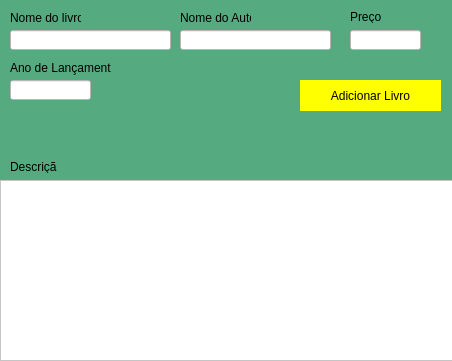
The window that arquivos_ui/TelaAddLivro.ui (programming-island/Biblioteca2.0) describes before a commit, drawn with Qt 5.
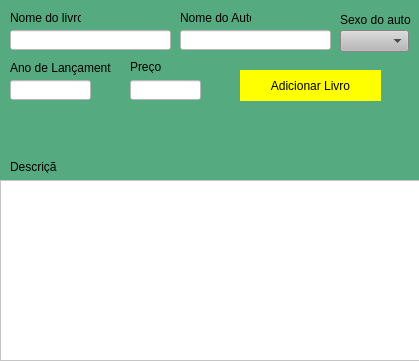
The same window after the commit. Icons and pictures are not drawn.

Commit message: Pagina de add livro e pesquisa

```diff
--- a/arquivos_ui/TelaAddLivro.ui
+++ b/arquivos_ui/TelaAddLivro.ui
@@ -6,7 +6,7 @@
    <rect>
     <x>0</x>
     <y>0</y>
-    <width>452</width>
+    <width>419</width>
     <height>361</height>
    </rect>
   </property>
@@ -20,8 +20,8 @@
    <widget class="QPushButton" name="btnaddlivro">
     <property name="geometry">
      <rect>
-      <x>300</x>
-      <y>80</y>
+      <x>240</x>
+      <y>70</y>
       <width>141</width>
       <height>31</height>
      </rect>
@@ -81,8 +81,8 @@
    <widget class="QLineEdit" name="edtpreco">
     <property name="geometry">
      <rect>
-      <x>350</x>
-      <y>30</y>
+      <x>130</x>
+      <y>80</y>
       <width>71</width>
       <height>20</height>
      </rect>
@@ -90,6 +90,12 @@
     <property name="styleSheet">
      <string notr="true">background-color: rgb(255, 255, 255);</string>
     </property>
+    <property name="inputMethodHints">
+     <set>Qt::ImhFormattedNumbersOnly</set>
+    </property>
+    <property name="inputMask">
+     <string/>
+    </property>
    </widget>
    <widget class="QTextEdit" name="textEdit">
     <property name="geometry">
@@ -120,8 +126,8 @@
    <widget class="QLabel" name="lblpreco">
     <property name="geometry">
      <rect>
-      <x>350</x>
-      <y>10</y>
+      <x>130</x>
+      <y>60</y>
       <width>47</width>
       <height>13</height>
      </rect>
@@ -169,6 +175,48 @@
      <string>Descrição</string>
     </property>
    </widget>
+   <widget class="QComboBox" name="comboBox">
+    <property name="geometry">
+     <rect>
+      <x>340</x>
+      <y>30</y>
+      <width>69</width>
+      <height>22</height>
+     </rect>
+    </property>
+    <property name="styleSheet">
+     <string notr="true">background-color: rgb(255, 255, 255);
+background-color: rgb(184, 184, 184);</string>
+    </property>
+    <item>
+     <property name="text">
+      <string/>
+     </property>
+    </item>
+    <item>
+     <property name="text">
+      <string>F</string>
+     </property>
+    </item>
+    <item>
+     <property name="text">
+      <string>M</string>
+     </property>
+    </item>
+   </widget>
+   <widget class="QLabel" name="lblsexodoautor">
+    <property name="geometry">
+     <rect>
+      <x>340</x>
+      <y>10</y>
+      <width>71</width>
+      <height>20</height>
+     </rect>
+    </property>
+    <property name="text">
+     <string>Sexo do autor</string>
+    </property>
+   </widget>
   </widget>
  </widget>
  <tabstops>
```
Left out of the diff: 12 changed lines with no effect on the pictures. The commit also changes 11 other files.
